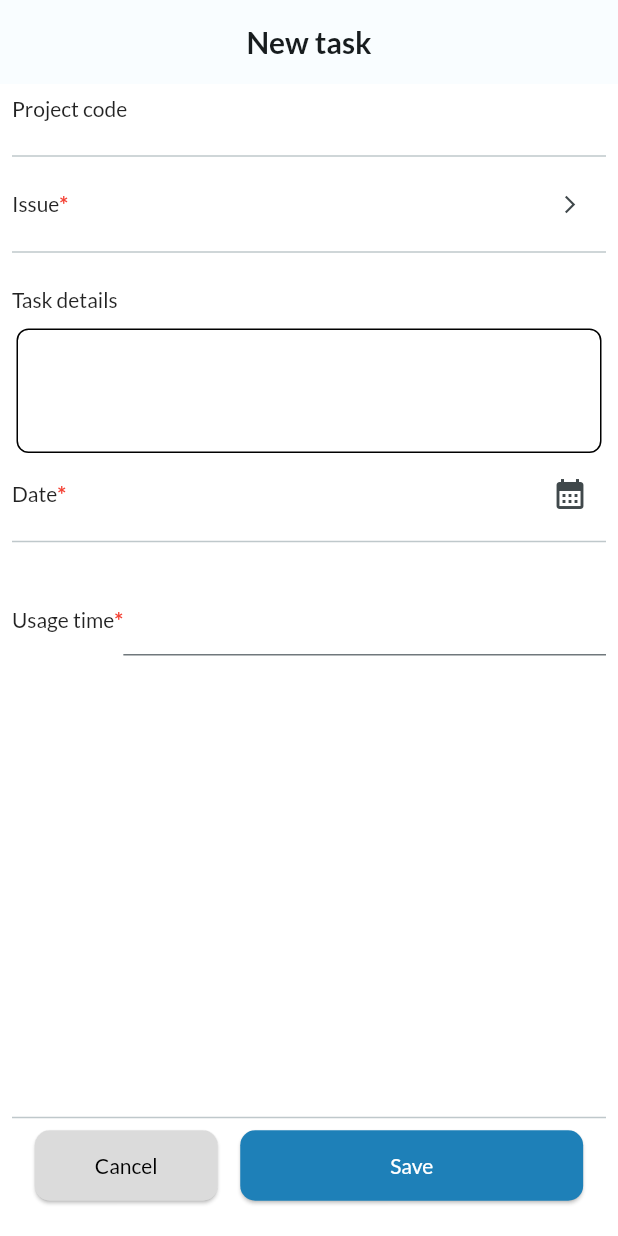
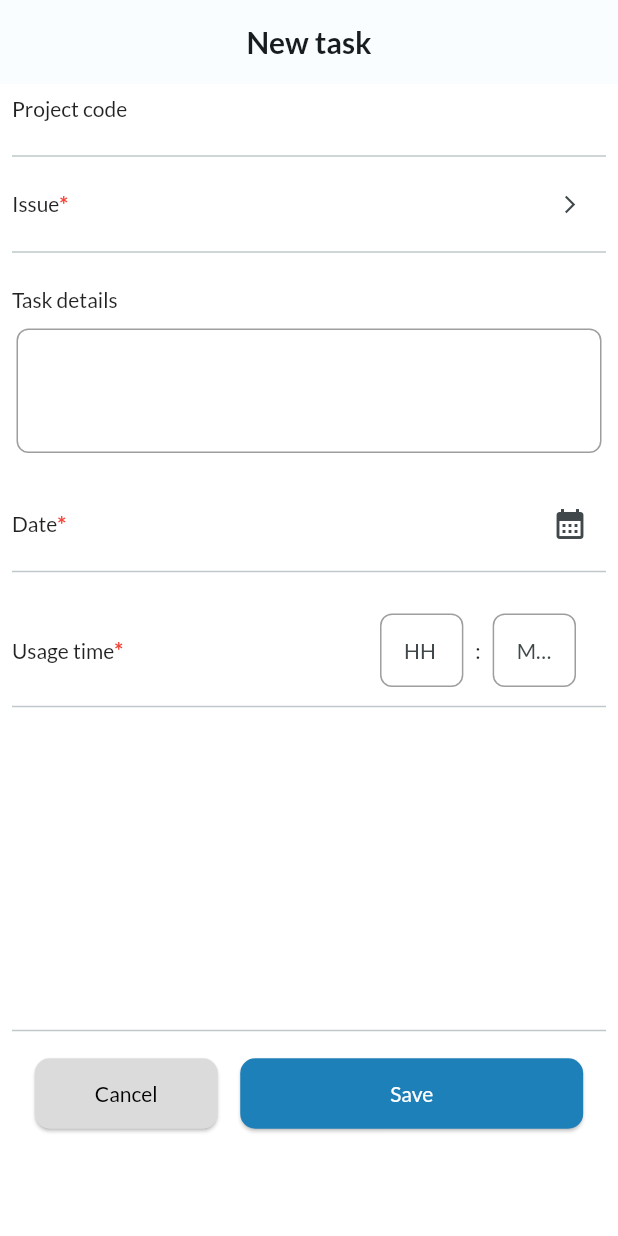
Before and after one commit to vlerbron/timesheet, a Flutter app: the NewTaskPage screen opened directly, on a phone screen of 412 x 824 dp. Run offline on Flutter 3.47's test engine with Material 2 defaults, Android fonts, the light colour scheme and no system bars; our stand-ins replace file_picker, flutter_riverpod, get_it, google_fonts, scrollable_positioned_list; missing offline and left inert: file_previewer.

Commit message:
Add Text Box for Usage time -> HH : MM

```diff
--- a/lib/pages/new_task_page.dart
+++ b/lib/pages/new_task_page.dart
@@ -110,10 +110,14 @@ class _NewTaskState extends State<NewTaskPage> {
                     decoration: InputDecoration(
                       enabledBorder: OutlineInputBorder(
                         borderRadius: BorderRadius.circular(8),
+                        borderSide: const BorderSide(
+                          color: Colors.grey,
+                        ),
                       ),
                     ),
                   ),
                 ),
+                const SizedBox(height: 20),
                 Row(
                   children: [
                     const Text('Date'),
@@ -145,9 +149,9 @@ class _NewTaskState extends State<NewTaskPage> {
                 ),
                 const Divider(),
                 const SizedBox(height: 20),
-                const Row(children: [
-                  Text('Usage time'),
-                  Text(
+                Row(children: [
+                  const Text('Usage time'),
+                  const Text(
                     '*',
                     style: kRequiredTextStyle,
                   ),
@@ -155,41 +159,73 @@ class _NewTaskState extends State<NewTaskPage> {
                     child: Row(
                       mainAxisAlignment: MainAxisAlignment.end,
                       children: [
+                        const Expanded(
+                            child: Padding(
+                                padding: EdgeInsets.fromLTRB(10, 0, 0, 0))),
+                        const Expanded(
+                            child: Padding(
+                                padding: EdgeInsets.fromLTRB(10, 0, 0, 0))),
                         Expanded(
-                          child: TextField(),
+                          child: Padding(
+                            padding: const EdgeInsets.fromLTRB(20, 0, 0, 0),
+                            child: TextFormField(
+                              autofocus: false,
+                              keyboardType: TextInputType.number,
+                              decoration: InputDecoration(
+                                filled: true,
+                                fillColor:
+                                    const Color.fromARGB(255, 255, 255, 255),
+                                hintText: 'HH',
+                                enabledBorder: OutlineInputBorder(
+                                  borderRadius: BorderRadius.circular(8),
+                                  borderSide: const BorderSide(
+                                    color: Colors.grey,
+                                  ),
+                                ),
+                              ),
+                            ),
+                          ),
+                        ),
+                        const SizedBox(width: 8),
+                        const Text(':'),
+                        const SizedBox(width: 8),
+                        Expanded(
+                          child: Padding(
+                            padding: const EdgeInsets.fromLTRB(0, 0, 20, 0),
+                            child: TextFormField(
+                              autofocus: false,
+                              keyboardType: TextInputType.number,
+                              decoration: InputDecoration(
+                                filled: true,
+                                fillColor:
+                                    const Color.fromARGB(255, 255, 255, 255),
+                                hintText: 'MM',
+                                enabledBorder: OutlineInputBorder(
+                                  borderRadius: BorderRadius.circular(8),
+                                  borderSide: const BorderSide(
+                                    color: Colors.grey,
+                                  ),
+                                ),
+                              ),
+                            ),
+                          ),
                         ),
                       ],
                     ),
                   ),
-                  // Expanded(
-                  //   child: Row(
-                  //     mainAxisAlignment: MainAxisAlignment.end,
-                  //     crossAxisAlignment: CrossAxisAlignment.center,
-                  //     children: [
-                  //       DropdownButtonFormField(
-                  //           items: [
-                  //             for (final hour in listOfValue)
-                  //               DropdownMenuItem(
-                  //                 value: hour,
-                  //                 child: Text(hour),
-                  //               )
-                  //           ],
-                  //           onChanged: (value) {
-                  //             setState(() {
-                  //               _selectHours = value! as int;
-                  //             });
-                  //           })
-                  //     ],
-                  //   ),
-                  // ),
                 ]),
-                const SizedBox(height: 300),
+                const SizedBox(height: 5),
                 const Divider(),
+                const SizedBox(height: 200),
+                const Divider(),
+                const SizedBox(height: 10),
                 Row(
                   mainAxisAlignment: MainAxisAlignment.center,
                   children: [
+                    // Cancel Button
                     ShortCancelButton(onTap: () => Navigator.pop(context)),
                     const SizedBox(width: 15),
+                    // Save Button
                     SaveButton(
                       onTap: _save,
                     )
--- a/lib/pages/select_issue_page.dart
+++ b/lib/pages/select_issue_page.dart
@@ -25,9 +25,8 @@ class SelectIssuePage extends StatelessWidget {
       ),
       body: Column(
         children: [
-          Container(
-            child: Padding(
-              padding: const EdgeInsets.all(16.0),
+          Padding(
+            padding: const EdgeInsets.all(12.0),
             child: TextFormField(
               autofocus: false,
               keyboardType: TextInputType.multiline,
@@ -39,7 +38,6 @@ class SelectIssuePage extends StatelessWidget {
                 suffixIcon: const NavIcon('icon-close.png'),
                 enabledBorder: OutlineInputBorder(
                   borderRadius: BorderRadius.circular(10),
-                  ),
                 ),
               ),
             ),
@@ -59,6 +57,7 @@ class SelectIssuePage extends StatelessWidget {
               onTap: () => Navigator.of(context).pop(),
             ),
           ),
+          const SizedBox(height: 30),
         ],
       ),
     );
```
Lines whose indentation alone changed are shown as unchanged.
